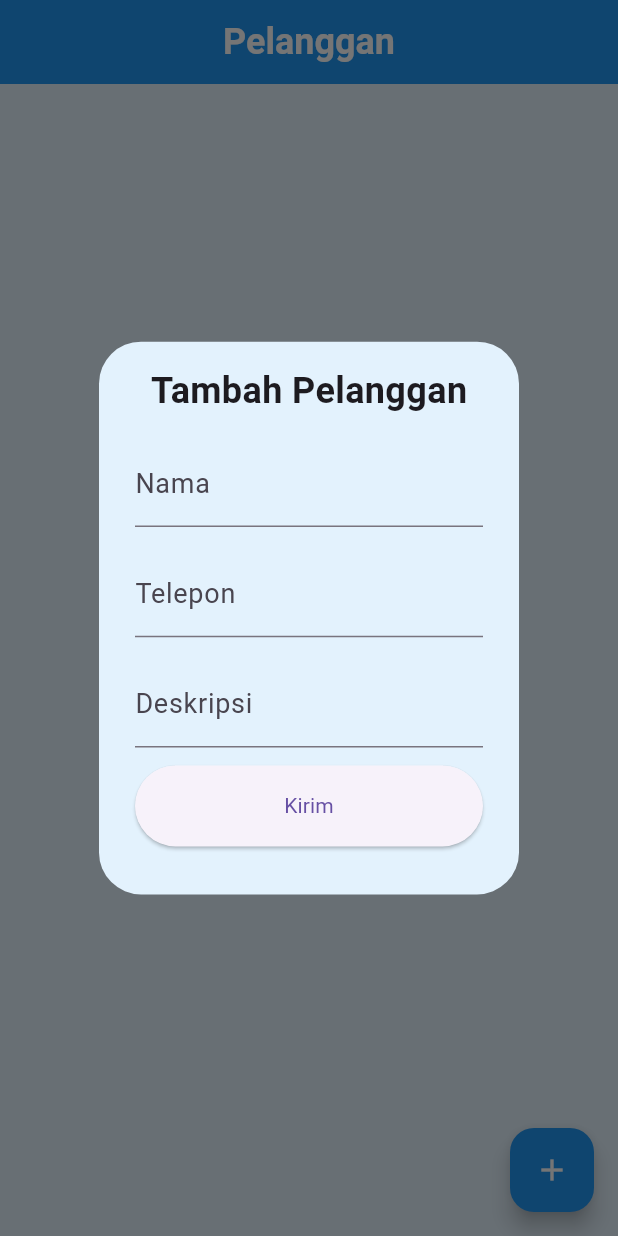
After one commit to abuamar142/mobile-londri, a Flutter app: the CustomersScreen screen opened by its route, after a tap on the "add" icon, on a phone screen of 412 x 824 dp. The commit adds this screen. Run offline on Flutter 3.47's test engine with Material 3 defaults, Android fonts, the phone set to English and light mode, and no system bars; our stand-ins replace equatable, flutter_bloc, flutter_dotenv, fpdart, get_it, go_router and 2 more; accounts and stored records are empty; generated files the repository leaves out were written again; Roboto replaces fonts that are missing (Gabarito).

Commit message:
[CUSTOMERS] : Create customers screen

```diff
--- a/lib/config/l10n/app_id.arb
+++ b/lib/config/l10n/app_id.arb
@@ -14,6 +14,18 @@
   "serviceDeleteFailed": "Gagal menghapus layanan",
   "serviceAddFailed": "Gagal menambahkan layanan",
   "serviceEditFailed": "Gagal memperbarui layanan",
+  "customerTitle": "Pelanggan",
+  "customerEmpty": "Tidak ada pelanggan ditemukan",
+  "customerAdd": "Tambah Pelanggan",
+  "customerEdit": "Edit Pelanggan",
+  "customerDelete": "Hapus Pelanggan",
+  "customerAddSuccess": "Pelanggan berhasil ditambahkan",
+  "customerUpdateSuccess": "Pelanggan berhasil diperbarui",
+  "customerDeleteSuccess": "Pelanggan berhasil dihapus",
+  "customerDeleteConfirm": "Apakah Anda yakin ingin menghapus pelanggan ini?",
+  "customerDeleteFailed": "Gagal menghapus pelanggan",
+  "customerAddFailed": "Gagal menambahkan pelanggan",
+  "customerEditFailed": "Gagal memperbarui pelanggan",
   "errorOccured": "Terjadi kesalahan",
   "formNameLabel": "Nama",
   "formNameHint": "Silakan masukkan nama Anda",
@@ -21,6 +33,7 @@
   "formPasswordLabel": "Kata Sandi",
   "formConfirmPasswordLabel": "Konfirmasi Kata Sandi",
   "formPhoneLabel": "Telepon",
+  "formPhoneHint": "Silakan masukkan nomor telepon",
   "formDescriptionLabel": "Deskripsi",
   "formDescriptionHint": "Silakan masukkan deskripsi",
   "formPriceLabel": "Harga",
--- a/lib/config/routes/app_routes.dart
+++ b/lib/config/routes/app_routes.dart
@@ -2,6 +2,7 @@ import 'package:go_router/go_router.dart';
 
 import '../../features/auth/presentation/screens/login_screen.dart';
 import '../../features/auth/presentation/screens/register_screen.dart';
+import '../../features/customer/presentation/screens/customers_screen.dart';
 import '../../features/home/presentation/screens/home_screen.dart';
 import '../../features/service/presentation/screens/services_screen.dart';
 import '../../features/splash/presentation/screens/splash_screen.dart';
@@ -54,6 +55,13 @@ class AppRoutes {
           return const UserRolesScreen();
         },
       ),
+      GoRoute(
+        path: '/customers',
+        name: 'customers',
+        builder: (context, state) {
+          return const CustomersScreen();
+        },
+      ),
     ],
   );
 }
--- a/lib/features/customer/domain/usecases/customer_create_customer.dart
+++ b/lib/features/customer/domain/usecases/customer_create_customer.dart
@@ -5,15 +5,15 @@ import '../entities/customer.dart';
 import '../repositories/customer_repository.dart';
 
 class CustomerCreateCustomer {
-  final CustomerRepository customerRespository;
+  final CustomerRepository customerRepository;
 
   CustomerCreateCustomer({
-    required this.customerRespository,
+    required this.customerRepository,
   });
 
   Future<Either<Failure, void>> call(
     Customer customer,
   ) async {
-    return await customerRespository.createCustomer(customer);
+    return await customerRepository.createCustomer(customer);
   }
 }
--- a/lib/features/customer/domain/usecases/customer_delete_customer.dart
+++ b/lib/features/customer/domain/usecases/customer_delete_customer.dart
@@ -4,15 +4,15 @@ import '../../../../core/error/failure.dart';
 import '../repositories/customer_repository.dart';
 
 class CustomerDeleteCustomer {
-  final CustomerRepository customerRespository;
+  final CustomerRepository customerRepository;
 
   CustomerDeleteCustomer({
-    required this.customerRespository,
+    required this.customerRepository,
   });
 
   Future<Either<Failure, void>> call(
     String customerId,
   ) async {
-    return await customerRespository.deleteCustomer(customerId);
+    return await customerRepository.deleteCustomer(customerId);
   }
 }
--- a/lib/features/customer/domain/usecases/customer_get_customers.dart
+++ b/lib/features/customer/domain/usecases/customer_get_customers.dart
@@ -5,13 +5,13 @@ import '../entities/customer.dart';
 import '../repositories/customer_repository.dart';
 
 class CustomerGetCustomers {
-  final CustomerRepository customerRespository;
+  final CustomerRepository customerRepository;
 
   CustomerGetCustomers({
-    required this.customerRespository,
+    required this.customerRepository,
   });
 
   Future<Either<Failure, List<Customer>>> call() async {
-    return await customerRespository.getCustomers();
+    return await customerRepository.getCustomers();
   }
 }
--- /dev/null
+++ b/lib/features/customer/presentation/screens/customers_screen.dart
@@ -0,0 +1,262 @@
+import 'package:flutter/material.dart';
+import 'package:flutter_bloc/flutter_bloc.dart';
+import 'package:flutter_gen/gen_l10n/app_localizations.dart';
+import 'package:go_router/go_router.dart';
+
+import '../../../../config/textstyle/app_textstyle.dart';
+import '../../../../core/utils/show_confirmation_dialog.dart';
+import '../../../../core/utils/show_snackbar.dart';
+import '../../../../core/widgets/widget_button.dart';
+import '../../../../core/widgets/widget_loading.dart';
+import '../../../../core/widgets/widget_text_button.dart';
+import '../../../service/presentation/widgets/widget_text_form_field.dart';
+import '../../domain/entities/customer.dart';
+import '../bloc/customer_bloc.dart';
+
+class CustomersScreen extends StatefulWidget {
+  const CustomersScreen({super.key});
+
+  @override
+  State<CustomersScreen> createState() => _CustomersScreenState();
+}
+
+class _CustomersScreenState extends State<CustomersScreen> {
+  final _formKey = GlobalKey<FormState>();
+
+  final TextEditingController _nameController = TextEditingController();
+  final TextEditingController _phoneController = TextEditingController();
+  final TextEditingController _descriptionController = TextEditingController();
+
+  @override
+  void initState() {
+    super.initState();
+    context.read<CustomerBloc>().add(
+          CustomerEventGetCustomers(),
+        );
+  }
+
+  @override
+  void dispose() {
+    super.dispose();
+    _nameController.dispose();
+    _phoneController.dispose();
+    _descriptionController.dispose();
+  }
+
+  @override
+  Widget build(BuildContext context) {
+    final appText = AppLocalizations.of(context)!;
+
+    return Scaffold(
+      appBar: AppBar(
+        title: Text(
+          appText.customerTitle,
+          style: AppTextstyle.title,
+        ),
+      ),
+      body: BlocConsumer<CustomerBloc, CustomerState>(
+        listener: (context, state) {
+          if (state is CustomerStateFailure) {
+            showSnackbar(context, state.message.toString());
+          } else if (state is CustomerStateSuccessCreateCustomer) {
+            showSnackbar(context, appText.customerAddSuccess);
+          } else if (state is CustomerStateSuccessUpdateCustomer) {
+            showSnackbar(context, appText.customerUpdateSuccess);
+          } else if (state is CustomerStateSuccessDeleteCustomer) {
+            showSnackbar(context, appText.customerDeleteSuccess);
+          }
+        },
+        builder: (context, state) {
+          if (state is CustomerStateLoading) {
+            return WidgetLoading(usingPadding: true);
+          } else if (state is CustomerStateSuccessGetCustomers) {
+            return SafeArea(
+              child: ListView.builder(
+                itemCount: state.customers.length,
+                itemBuilder: (context, index) {
+                  final Customer customer = state.customers[index];
+
+                  return ListTile(
+                    key: ValueKey(customer.id),
+                    title: Text(customer.name!, style: AppTextstyle.tileTitle),
+                    subtitle: Text(
+                      customer.description ?? '-',
+                      style: AppTextstyle.tileSubtitle,
+                    ),
+                    trailing: Text(
+                      customer.phone.toString(),
+                      style: AppTextstyle.tileTrailing,
+                    ),
+                    onTap: () => editCustomer(
+                      customer: customer,
+                      appText: appText,
+                    ),
+                  );
+                },
+              ),
+            );
+          } else {
+            return Center(
+              child: Text(
+                appText.customerEmpty,
+                style: AppTextstyle.body,
+              ),
+            );
+          }
+        },
+      ),
+      floatingActionButton: FloatingActionButton(
+        onPressed: () => addCustomer(
+          appText: appText,
+        ),
+        child: const Icon(
+          Icons.add,
+          color: Colors.white,
+        ),
+      ),
+    );
+  }
+
+  void addCustomer({
+    required AppLocalizations appText,
+  }) {
+    _showCustomerDialog(
+      context: context,
+      appText: appText,
+      title: appText.customerAdd,
+      onSubmit: (Customer customer) {
+        context
+            .read<CustomerBloc>()
+            .add(CustomerEventCreateCustomer(customer: customer));
+        context.pop();
+      },
+    );
+  }
+
+  void editCustomer({
+    required Customer customer,
+    required AppLocalizations appText,
+  }) {
+    _showCustomerDialog(
+      context: context,
+      appText: appText,
+      title: appText.customerEdit,
+      customer: customer,
+      showDeleteButton: true,
+      onSubmit: (Customer newCustomer) {
+        context
+            .read<CustomerBloc>()
+            .add(CustomerEventUpdateCustomer(customer: newCustomer));
+        context.pop();
+      },
+    );
+  }
+
+  void _showCustomerDialog({
+    required BuildContext context,
+    required AppLocalizations appText,
+    required String title,
+    Customer? customer,
+    required Function(Customer) onSubmit,
+    showDeleteButton = false,
+  }) {
+    if (customer != null) {
+      _nameController.text = customer.name!;
+      _phoneController.text = customer.phone.toString();
+      _descriptionController.text = customer.description ?? '';
+    } else {
+      _nameController.clear();
+      _phoneController.clear();
+      _descriptionController.clear();
+    }
+
+    showDialog(
+      context: context,
+      builder: (context) => AlertDialog(
+        backgroundColor: Theme.of(context).scaffoldBackgroundColor,
+        content: Form(
+          key: _formKey,
+          child: BlocBuilder<CustomerBloc, CustomerState>(
+            builder: (context, state) {
+              return Column(
+                mainAxisSize: MainAxisSize.min,
+                children: [
+                  Text(title, style: AppTextstyle.title),
+                  SizedBox(height: 8),
+                  WidgetTextFormField(
+                    label: appText.formNameLabel,
+                    enabled: state is! CustomerStateLoading,
+                    controller: _nameController,
+                    validator: (value) =>
+                        value?.isEmpty ?? true ? appText.formNameHint : null,
+                  ),
+                  WidgetTextFormField(
+                    label: appText.formPhoneLabel,
+                    enabled: state is! CustomerStateLoading,
+                    controller: _phoneController,
+                    textInputType: TextInputType.phone,
+                    validator: (value) =>
+                        value?.isEmpty ?? true ? appText.formPhoneHint : null,
+                  ),
+                  WidgetTextFormField(
+                    label: appText.formDescriptionLabel,
+                    enabled: state is! CustomerStateLoading,
+                    maxLines: 3,
+                    controller: _descriptionController,
+                  ),
+                  const SizedBox(height: 4),
+                  WidgetButton(
+                    label: appText.buttonSubmit,
+                    isLoading: state is CustomerStateLoading,
+                    onPressed: () {
+                      if (_formKey.currentState!.validate()) {
+                        final newCustomer = Customer(
+                          id: customer?.id,
+                          name: _nameController.text,
+                          description: _descriptionController.text,
+                          phone: _phoneController.text,
+                        );
+
+                        onSubmit(newCustomer);
+                      }
+                    },
+                  ),
+                  const SizedBox(height: 8),
+                  if (showDeleteButton)
+                    WidgetTextButton(
+                      label: appText.buttonDelete,
+                      isLoading: state is CustomerStateLoading,
+                      onPressed: () => deleteCustomer(
+                        customer: customer!,
+                        appText: appText,
+                      ),
+                    ),
+                ],
+              );
+            },
+          ),
+        ),
+      ),
+    );
+  }
+
+  void deleteCustomer({
+    required Customer customer,
+    required AppLocalizations appText,
+  }) {
+    context.pop();
+
+    showConfirmationDialog(
+      context: context,
+      title: appText.customerDelete,
+      appText: appText,
+      content: appText.customerDeleteConfirm,
+      onConfirm: () {
+        context.read<CustomerBloc>().add(
+              CustomerEventDeleteCustomer(id: customer.id!),
+            );
+        context.pop();
+      },
+    );
+  }
+}
--- a/lib/features/home/presentation/screens/home_screen.dart
+++ b/lib/features/home/presentation/screens/home_screen.dart
@@ -70,6 +70,11 @@ class _HomeScreenState extends State<HomeScreen> {
                   label: 'Services',
                   onPressed: () => context.pushNamed('services'),
                 ),
+                const SizedBox(height: 16),
+                WidgetButton(
+                  label: 'Customers',
+                  onPressed: () => context.pushNamed('customers'),
+                ),
               ],
             ),
           ),
--- a/lib/main.dart
+++ b/lib/main.dart
@@ -7,6 +7,7 @@ import 'config/l10n/l10n.dart';
 import 'config/routes/app_routes.dart';
 import 'config/theme/app_themes.dart';
 import 'features/auth/presentation/bloc/auth_bloc.dart';
+import 'features/customer/presentation/bloc/customer_bloc.dart';
 import 'features/service/presentation/bloc/service_bloc.dart';
 import 'features/user_role/presentation/bloc/user_role_bloc.dart';
 import 'injection_container.dart';
@@ -35,6 +36,9 @@ class MainApp extends StatelessWidget {
         BlocProvider(
           create: (context) => serviceLocator<ServiceBloc>(),
         ),
+        BlocProvider(
+          create: (context) => serviceLocator<CustomerBloc>(),
+        ),
       ],
       child: MaterialApp.router(
         debugShowCheckedModeBanner: false,
```
Also changed, not shown: lib/config/l10n/app_en.arb (+52 -0 lines), lib/injection_container.dart (+62 -0 lines).
